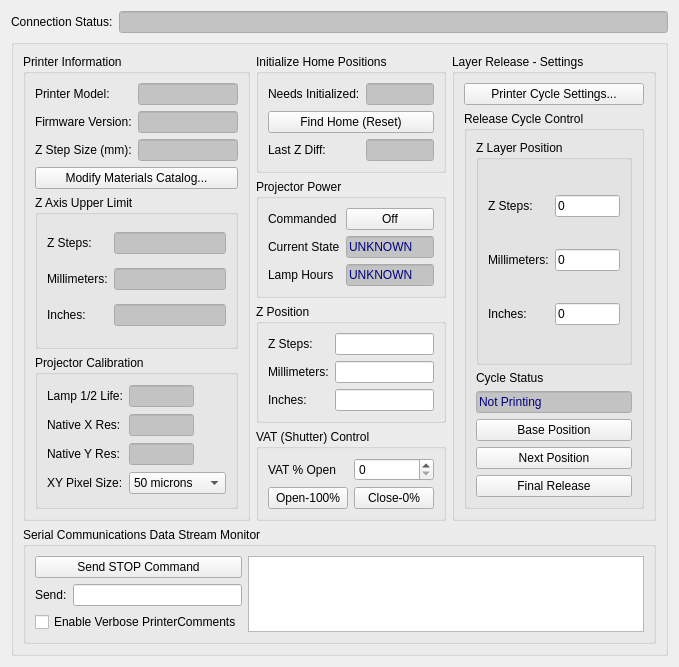
Qt form Root/B9Creator/b9terminal.ui (B9Creations/B9Creator) before a commit.
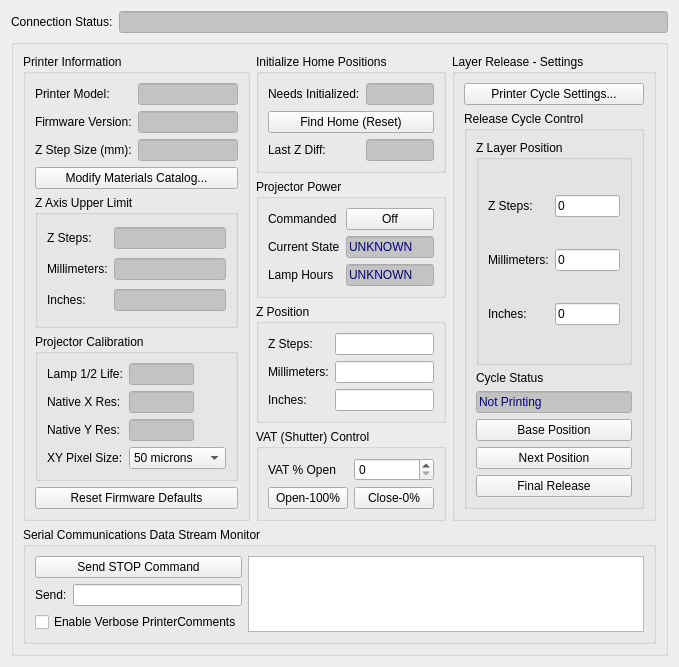
The same form after that commit.

```diff
--- a/Root/B9Creator/b9terminal.ui
+++ b/Root/B9Creator/b9terminal.ui
@@ -1133,6 +1133,13 @@
            </property>
           </widget>
          </item>
+         <item row="6" column="0" colspan="2">
+          <widget class="QPushButton" name="pushButtonFirmwareReset">
+           <property name="text">
+            <string>Reset Firmware Defaults</string>
+           </property>
+          </widget>
+         </item>
         </layout>
        </widget>
       </item>
```
Left out of the diff: 4 changed lines with no effect on the pictures.
